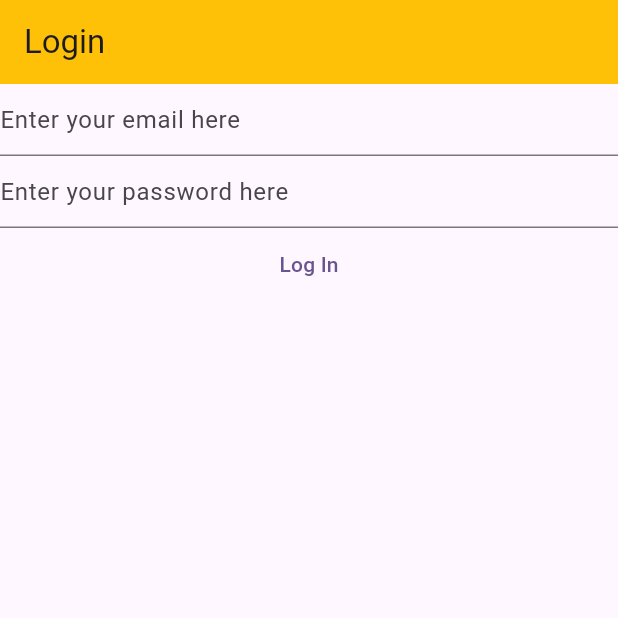
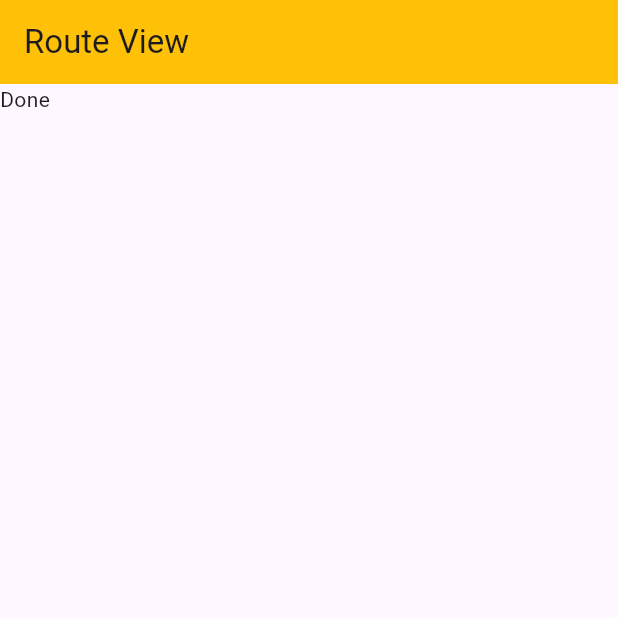
Before and after one commit to Isaac3105/NotesApp, a Flutter app: the screen it shows after launch, on a phone screen of 412 x 824 dp, the top half of it. Run offline on Flutter 3.47's test engine with Material 3 defaults, Android fonts, the phone set to English and light mode, and no system bars; our stand-ins replace firebase_auth, firebase_core, flutter_dotenv; accounts and stored records are empty.

Commit message:
Working on email verification and a route page

```diff
--- a/lib/login_view.dart
+++ b/lib/login_view.dart
@@ -31,7 +31,7 @@ class _LoginViewState extends State<LoginView> {
 
   @override
   Widget build(BuildContext context) {
-    void registerFirebase() async {
+    void logInFirebase() async {
       final email = _email.text;
       final password = _password.text;
       try {
@@ -81,7 +81,7 @@ class _LoginViewState extends State<LoginView> {
                     enableSuggestions: false,
                   ),
                   TextButton(
-                    onPressed: registerFirebase,
+                    onPressed: logInFirebase,
                     child: const Text("Log In"),
                   ),
                 ],
--- a/lib/main.dart
+++ b/lib/main.dart
@@ -2,8 +2,7 @@ import 'package:firebase_core/firebase_core.dart';
 import 'package:flutter/material.dart';
 import 'package:flutter_dotenv/flutter_dotenv.dart';
 import 'package:to_do_app/firebase_options.dart';
-import 'login_view.dart';
-import 'register_view.dart';
+import 'route_view.dart';
 
 Future<void> main() async {
   WidgetsFlutterBinding.ensureInitialized();
@@ -15,7 +14,7 @@ Future<void> main() async {
       theme: ThemeData(
         colorScheme: ColorScheme.fromSeed(seedColor: Colors.deepPurple),
       ),
-      home: const LoginView(),
+      home: const RouteView(),
     ),
   );
 }
--- /dev/null
+++ b/lib/route_view.dart
@@ -0,0 +1,37 @@
+import 'package:firebase_auth/firebase_auth.dart';
+import 'package:firebase_core/firebase_core.dart';
+import 'package:flutter/material.dart';
+import 'package:to_do_app/firebase_options.dart';
+
+class RouteView extends StatelessWidget {
+  const RouteView({super.key});
+
+  @override
+  Widget build(BuildContext context) {
+    return Scaffold(
+      appBar: AppBar(
+        title: const Text('Route View'),
+        backgroundColor: Colors.amber,
+      ),
+      body: FutureBuilder(
+        future: Firebase.initializeApp(
+          options: DefaultFirebaseOptions.currentPlatform,
+        ),
+        builder: (context, asyncSnapshot) {
+          switch (asyncSnapshot.connectionState) {
+            case ConnectionState.done:
+              final user = FirebaseAuth.instance.currentUser;
+              if (user?.emailVerified ?? false) {
+                print("verified user");
+              } else{
+                print("not verified user");
+              }
+              return const Text("Done");
+            default:
+              return const Text("Loading");
+          }
+        },
+      ),
+    );
+  }
+}
```
